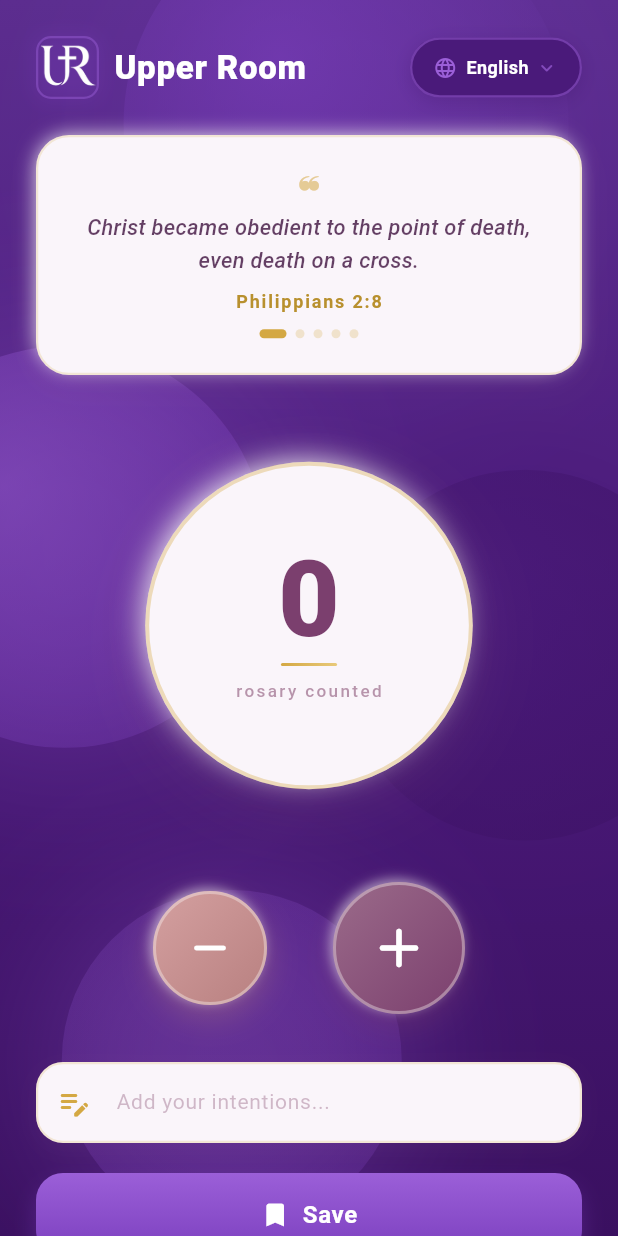
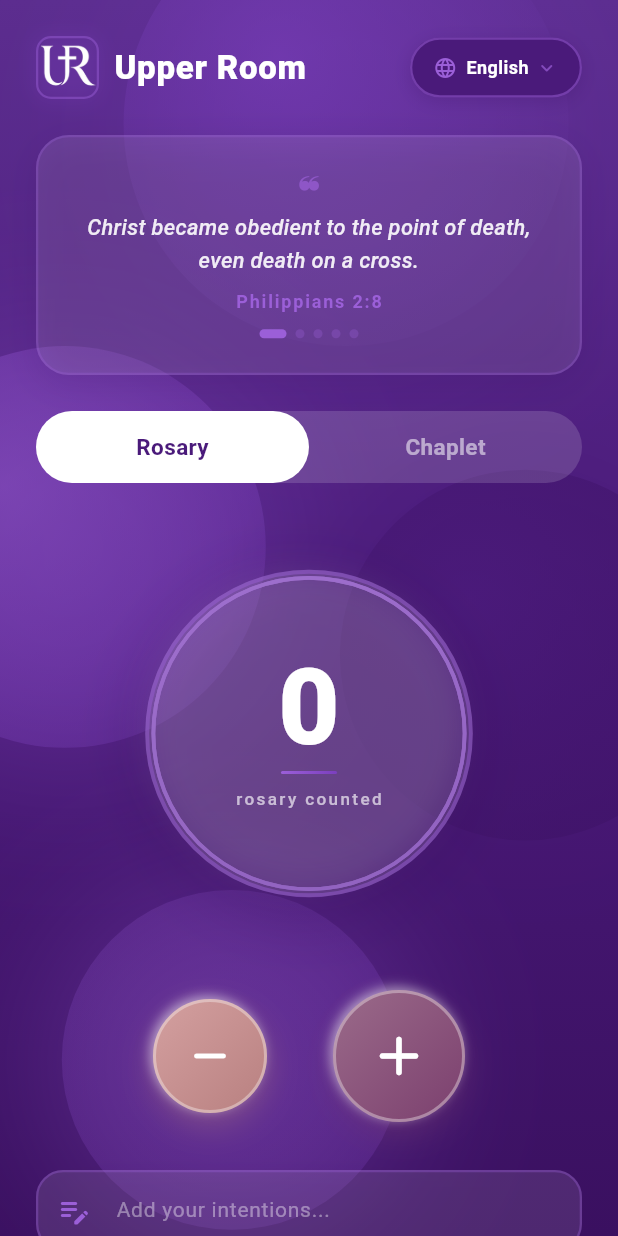
Before and after one commit to AbhijithTJ/conta_beads, a Flutter app: the CountingScreen screen opened directly with empty values, on a phone screen of 412 x 824 dp. Run offline on Flutter 3.47's test engine with Material 3 defaults, Android fonts, the phone set to English and light mode, and no system bars; our stand-ins replace curved_navigation_bar, intl_phone_field, local_auth, shared_preferences; accounts and stored records are empty; Roboto replaces fonts that are missing (Georgia).

Commit message:
change the colors add new divine mercy

```diff
--- a/lib/colors/colors.dart
+++ b/lib/colors/colors.dart
@@ -39,6 +39,13 @@ class AppColors {
   static const Color authPurpleLight = Color(0xFF9B5FD8);
   static const Color authLavender = Color(0xFFD4B8F0);
 
+  // Chaplet screen — Deep Teal palette
+  static const Color chapletBgTop    = Color(0xFF0D3B5E);
+  static const Color chapletBgMid    = Color(0xFF0A2A45);
+  static const Color chapletBgBottom = Color(0xFF061A2E);
+  static const Color chapletAccent   = Color(0xFF4DB8C8);
+  static const Color chapletDark     = Color(0xFF1A7A8A);
+
   // Action Buttons
   static const Color greenButton = Color(0xFF9B6B8A);    // mauve (replaces green)
   static const Color greenDark = Color(0xFF7B3F6E);      // deep plum
--- a/lib/screens/home_page/counting_screen.dart
+++ b/lib/screens/home_page/counting_screen.dart
@@ -19,6 +19,30 @@ class CountingScreen extends StatefulWidget {
 class _CountingScreenState extends State<CountingScreen>
     with TickerProviderStateMixin {
   int _count = 0;
+  int _chapletCount = 0;
+  bool _isRosary = true;
+
+  int get _activeCount => _isRosary ? _count : _chapletCount;
+
+  // Rosary palette
+  static const _rosaryBgTop    = AppColors.authBgTop;
+  static const _rosaryBgMid    = AppColors.authBgMid;
+  static const _rosaryBgBottom = AppColors.authBgBottom;
+  static const _rosaryAccent   = AppColors.authPurpleLight;
+  static const _rosaryDark     = AppColors.authPurple;
+
+  // Chaplet palette — deep teal/indigo
+  static const _chapletBgTop    = AppColors.chapletBgTop;
+  static const _chapletBgMid    = AppColors.chapletBgMid;
+  static const _chapletBgBottom = AppColors.chapletBgBottom;
+  static const _chapletAccent   = AppColors.chapletAccent;
+  static const _chapletDark     = AppColors.chapletDark;
+
+  Color get _bgTop    => _isRosary ? _rosaryBgTop    : _chapletBgTop;
+  Color get _bgMid    => _isRosary ? _rosaryBgMid    : _chapletBgMid;
+  Color get _bgBottom => _isRosary ? _rosaryBgBottom : _chapletBgBottom;
+  Color get _accent   => _isRosary ? _rosaryAccent   : _chapletAccent;
+  Color get _dark     => _isRosary ? _rosaryDark     : _chapletDark;
   final TextEditingController _noteController = TextEditingController();
 
   late AnimationController _pulseController;
@@ -151,11 +175,11 @@ class _CountingScreenState extends State<CountingScreen>
     _ripple1Controller.forward(from: 0);
     Future.delayed(const Duration(milliseconds: 150), () { if (mounted) _ripple2Controller.forward(from: 0); });
     Future.delayed(const Duration(milliseconds: 300), () { if (mounted) _ripple3Controller.forward(from: 0); });
-    setState(() => _count++);
+    setState(() => _isRosary ? _count++ : _chapletCount++);
   }
 
   void _decrement() {
-    if (_count == 0) return;
+    if (_activeCount == 0) return;
     HapticFeedback.lightImpact();
     showDialog(
       context: context,
@@ -184,7 +208,7 @@ class _CountingScreenState extends State<CountingScreen>
             onPressed: () {
               Navigator.pop(ctx);
               _decrementController.forward().then((_) => _decrementController.reverse());
-              setState(() => _count--);
+              setState(() => _isRosary ? _count-- : _chapletCount--);
             },
             child: Text(loc.tr('go_back'), style: const TextStyle(fontSize: 15)),
           ),
@@ -197,8 +221,8 @@ class _CountingScreenState extends State<CountingScreen>
     HapticFeedback.selectionClick();
     final noteText = _noteController.text.trim();
     final msg = noteText.isEmpty
-        ? loc.tr('count_saved', args: {'count': '$_count'})
-        : loc.tr('count_saved_note', args: {'count': '$_count', 'note': noteText});
+        ? loc.tr('count_saved', args: {'count': '$_activeCount'})
+        : loc.tr('count_saved_note', args: {'count': '$_activeCount', 'note': noteText});
 
     ScaffoldMessenger.of(context).showSnackBar(
       SnackBar(
@@ -222,7 +246,7 @@ class _CountingScreenState extends State<CountingScreen>
     Future.delayed(const Duration(milliseconds: 500), () {
       if (mounted) {
         setState(() {
-          _count = 0;
+          if (_isRosary) _count = 0; else _chapletCount = 0;
           _noteController.clear();
         });
       }
@@ -237,25 +261,25 @@ class _CountingScreenState extends State<CountingScreen>
       body: Container(
         width: double.infinity,
         height: double.infinity,
-        decoration: const BoxDecoration(
+        decoration: BoxDecoration(
           gradient: LinearGradient(
             begin: Alignment.topCenter,
             end: Alignment.bottomCenter,
-            colors: [AppColors.authBgTop, AppColors.authBgMid, AppColors.authBgBottom],
-            stops: [0.0, 0.5, 1.0],
+            colors: [_bgTop, _bgMid, _bgBottom],
+            stops: const [0.0, 0.5, 1.0],
           ),
         ),
         child: Stack(
           children: [
             // ── Static orb bubbles ──
             _Orb(left: size.width * 0.2, top: -size.height * 0.08, size: size.width * 0.72,
-              colors: [AppColors.authPurple.withOpacity(0.55), AppColors.authBgTop.withOpacity(0.30)]),
+              colors: [_dark.withOpacity(0.55), _bgTop.withOpacity(0.30)]),
             _Orb(left: -size.width * 0.22, top: size.height * 0.28, size: size.width * 0.65,
-              colors: [AppColors.authPurpleLight.withOpacity(0.45), AppColors.authPurple.withOpacity(0.25)]),
+              colors: [_accent.withOpacity(0.45), _dark.withOpacity(0.25)]),
             _Orb(left: size.width * 0.55, top: size.height * 0.38, size: size.width * 0.60,
-              colors: [AppColors.authBgMid.withOpacity(0.70), AppColors.authBgBottom.withOpacity(0.40)]),
+              colors: [_bgMid.withOpacity(0.70), _bgBottom.withOpacity(0.40)]),
             _Orb(left: size.width * 0.1, top: size.height * 0.72, size: size.width * 0.55,
-              colors: [AppColors.authPurpleLight.withOpacity(0.20), AppColors.authPurple.withOpacity(0.25)]),
+              colors: [_accent.withOpacity(0.20), _dark.withOpacity(0.25)]),
             // ── Content ──
             SafeArea(
               child: SingleChildScrollView(
@@ -267,6 +291,8 @@ class _CountingScreenState extends State<CountingScreen>
                     _buildHeader(),
                     const SizedBox(height: 24),
                     _buildQuoteCard(),
+                    const SizedBox(height: 24),
+                    _buildModeToggle(),
                     const SizedBox(height: 32),
                     _buildCountCard(),
                     const SizedBox(height: 36),
@@ -410,6 +436,48 @@ class _CountingScreenState extends State<CountingScreen>
     );
   }
 
+  Widget _buildModeToggle() {
+    return Container(
+      height: 48,
+      decoration: BoxDecoration(
+        color: Colors.white.withOpacity(0.15),
+        borderRadius: BorderRadius.circular(30),
+      ),
+      child: Row(
+        children: [
+          _toggleTab('Rosary', true),
+          _toggleTab('Chaplet', false),
+        ],
+      ),
+    );
+  }
+
+  Widget _toggleTab(String label, bool isRosary) {
+    final selected = _isRosary == isRosary;
+    return Expanded(
+      child: GestureDetector(
+        onTap: () => setState(() => _isRosary = isRosary),
+        child: AnimatedContainer(
+          duration: const Duration(milliseconds: 250),
+          curve: Curves.easeInOut,
+          decoration: BoxDecoration(
+            color: selected ? Colors.white : Colors.transparent,
+            borderRadius: BorderRadius.circular(30),
+          ),
+          alignment: Alignment.center,
+          child: Text(
+            label,
+            style: TextStyle(
+              fontSize: 15,
+              fontWeight: FontWeight.w700,
+              color: selected ? AppColors.authBgMid : Colors.white.withOpacity(0.55),
+            ),
+          ),
+        ),
+      ),
+    );
+  }
+
   Widget _buildHeader() {
     return Row(
       mainAxisAlignment: MainAxisAlignment.spaceBetween,
@@ -489,12 +557,11 @@ class _CountingScreenState extends State<CountingScreen>
         height: 160,
         padding: const EdgeInsets.symmetric(horizontal: 24, vertical: 16),
         decoration: BoxDecoration(
-          color: AppColors.cardWhite,
+          color: Colors.white.withOpacity(0.10),
           borderRadius: BorderRadius.circular(22),
-          border: Border.all(color: AppColors.goldPrimary.withOpacity(0.2), width: 1.5),
+          border: Border.all(color: _accent.withOpacity(0.30), width: 1.5),
           boxShadow: [
-            BoxShadow(color: AppColors.plumMid.withOpacity(0.1), blurRadius: 20, offset: const Offset(0, 6)),
-            BoxShadow(color: Colors.white.withOpacity(0.8), blurRadius: 10, spreadRadius: -2, offset: const Offset(-2, -2)),
+            BoxShadow(color: _bgBottom.withOpacity(0.20), blurRadius: 20, offset: const Offset(0, 6)),
           ],
         ),
         child: Column(
@@ -503,7 +570,7 @@ class _CountingScreenState extends State<CountingScreen>
             // ornament
             Text(
               '\u275D',
-              style: TextStyle(fontSize: 20, color: AppColors.goldPrimary.withOpacity(0.55), height: 1.0),
+              style: TextStyle(fontSize: 20, color: _accent.withOpacity(0.70), height: 1.0),
             ),
             const SizedBox(height: 6),
             Text(
@@ -514,7 +581,7 @@ class _CountingScreenState extends State<CountingScreen>
               style: TextStyle(
                 fontSize: 14.5,
                 fontWeight: FontWeight.w500,
-                color: AppColors.textPrimary.withOpacity(0.85),
+                color: Colors.white.withOpacity(0.90),
                 fontStyle: FontStyle.italic,
                 height: 1.5,
                 letterSpacing: 0.2,
@@ -523,10 +590,10 @@ class _CountingScreenState extends State<CountingScreen>
             const SizedBox(height: 8),
             Text(
               quote['reference']!,
-              style: const TextStyle(
+              style: TextStyle(
                 fontSize: 12,
                 fontWeight: FontWeight.w700,
-                color: AppColors.goldDark,
+                color: _accent,
                 letterSpacing: 1.2,
               ),
             ),
@@ -543,8 +610,8 @@ class _CountingScreenState extends State<CountingScreen>
                   decoration: BoxDecoration(
                     borderRadius: BorderRadius.circular(3),
                     color: i == _currentQuoteIndex
-                        ? AppColors.goldPrimary
-                        : AppColors.goldPrimary.withOpacity(0.25),
+                        ? _accent
+                        : _accent.withOpacity(0.30),
                   ),
                 );
               }),
@@ -563,11 +630,11 @@ class _CountingScreenState extends State<CountingScreen>
         alignment: Alignment.center,
         children: [
           // ripple ring 1
-          _RippleRing(animation: _ripple1Anim, baseSize: 210),
+          _RippleRing(animation: _ripple1Anim, baseSize: 210, color: _accent),
           // ripple ring 2
-          _RippleRing(animation: _ripple2Anim, baseSize: 210),
+          _RippleRing(animation: _ripple2Anim, baseSize: 210, color: _accent),
           // ripple ring 3
-          _RippleRing(animation: _ripple3Anim, baseSize: 210),
+          _RippleRing(animation: _ripple3Anim, baseSize: 210, color: _accent),
           // main orb
           AnimatedBuilder(
             animation: _pulseAnimation,
@@ -577,22 +644,22 @@ class _CountingScreenState extends State<CountingScreen>
               height: 210,
               decoration: BoxDecoration(
                 shape: BoxShape.circle,
-                color: AppColors.cardWhite,
+                color: Colors.white.withOpacity(0.12),
                 boxShadow: [
-                  BoxShadow(color: AppColors.plumMid.withOpacity(0.18), blurRadius: 36, spreadRadius: 4, offset: const Offset(0, 8)),
-                  BoxShadow(color: Colors.white.withOpacity(0.9), blurRadius: 16, spreadRadius: -4, offset: const Offset(-4, -4)),
+                  BoxShadow(color: _bgBottom.withOpacity(0.35), blurRadius: 36, spreadRadius: 4, offset: const Offset(0, 8)),
+                  BoxShadow(color: Colors.white.withOpacity(0.08), blurRadius: 16, spreadRadius: -4, offset: const Offset(-4, -4)),
                 ],
-                border: Border.all(color: AppColors.goldPrimary.withOpacity(0.35), width: 2.5),
+                border: Border.all(color: _accent.withOpacity(0.45), width: 2.5),
               ),
               child: Column(
                 mainAxisAlignment: MainAxisAlignment.center,
                 children: [
                   Text(
-                    '$_count',
+                    '$_activeCount',
                     style: const TextStyle(
                       fontSize: 68,
                       fontWeight: FontWeight.w900,
-                      color: AppColors.plumDeep,
+                      color: Colors.white,
                       height: 1.0,
                       letterSpacing: -2,
                     ),
@@ -602,17 +669,17 @@ class _CountingScreenState extends State<CountingScreen>
                     width: 36,
                     height: 2,
                     decoration: BoxDecoration(
-                      gradient: const LinearGradient(colors: [AppColors.goldPrimary, AppColors.goldLight]),
+                      gradient: LinearGradient(colors: [_accent, _dark]),
                       borderRadius: BorderRadius.circular(2),
                     ),
                   ),
                   const SizedBox(height: 8),
                   Text(
-                    loc.tr('rosary_counted'),
+                    _isRosary ? loc.tr('rosary_counted') : 'Chaplet Counted',
                     style: TextStyle(
                       fontSize: 11,
                       fontWeight: FontWeight.w500,
-                      color: AppColors.textSecondary.withOpacity(0.7),
+                      color: Colors.white.withOpacity(0.65),
                       letterSpacing: 1.5,
                     ),
                   ),
@@ -661,25 +728,25 @@ class _CountingScreenState extends State<CountingScreen>
   Widget _buildNoteInput() {
     return Container(
       decoration: BoxDecoration(
-        color: AppColors.cardWhite,
+        color: Colors.white.withOpacity(0.10),
         borderRadius: BorderRadius.circular(18),
-        border: Border.all(color: AppColors.goldPrimary.withOpacity(0.2), width: 1.5),
+        border: Border.all(color: _accent.withOpacity(0.35), width: 1.5),
         boxShadow: [
-          BoxShadow(color: AppColors.plumMid.withOpacity(0.08), blurRadius: 12, offset: const Offset(0, 4)),
+          BoxShadow(color: _bgBottom.withOpacity(0.15), blurRadius: 12, offset: const Offset(0, 4)),
         ],
       ),
       child: TextField(
         controller: _noteController,
-        style: const TextStyle(color: AppColors.textPrimary, fontSize: 15, fontWeight: FontWeight.w500),
+        style: const TextStyle(color: Colors.white, fontSize: 15, fontWeight: FontWeight.w500),
         decoration: InputDecoration(
           hintText: loc.tr('add_intentions'),
-          hintStyle: TextStyle(color: AppColors.textSecondary.withOpacity(0.45), fontSize: 14, fontWeight: FontWeight.w400),
-          prefixIcon: const Icon(Icons.edit_note_rounded, color: AppColors.goldPrimary, size: 24),
+          hintStyle: TextStyle(color: Colors.white.withOpacity(0.40), fontSize: 14, fontWeight: FontWeight.w400),
+          prefixIcon: Icon(Icons.edit_note_rounded, color: _accent, size: 24),
           border: InputBorder.none,
           contentPadding: const EdgeInsets.symmetric(horizontal: 16, vertical: 14),
           focusedBorder: OutlineInputBorder(
             borderRadius: BorderRadius.circular(18),
-            borderSide: const BorderSide(color: AppColors.goldPrimary, width: 1.5),
+            borderSide: BorderSide(color: _accent, width: 1.5),
           ),
         ),
       ),
@@ -693,14 +760,14 @@ class _CountingScreenState extends State<CountingScreen>
         height: 56,
         decoration: BoxDecoration(
           gradient: LinearGradient(
-            colors: [AppColors.authPurpleLight, AppColors.authPurple],
+            colors: [_accent, _dark],
             begin: Alignment.topCenter,
             end: Alignment.bottomCenter,
           ),
           borderRadius: BorderRadius.circular(18),
           boxShadow: [
-            BoxShadow(color: AppColors.authBgBottom.withOpacity(0.60), blurRadius: 0, offset: const Offset(0, 5)),
-            BoxShadow(color: AppColors.authPurple.withOpacity(0.35), blurRadius: 12, offset: const Offset(0, 8)),
+            BoxShadow(color: _bgBottom.withOpacity(0.60), blurRadius: 0, offset: const Offset(0, 5)),
+            BoxShadow(color: _dark.withOpacity(0.35), blurRadius: 12, offset: const Offset(0, 8)),
           ],
         ),
         child: Row(
@@ -721,10 +788,11 @@ class _CountingScreenState extends State<CountingScreen>
 
 // ── Ripple ring (water-drop effect) ──────────────────────────────────────────
 class _RippleRing extends StatelessWidget {
-  const _RippleRing({required this.animation, required this.baseSize});
+  const _RippleRing({required this.animation, required this.baseSize, required this.color});
 
   final Animation<double> animation;
   final double baseSize;
+  final Color color;
 
   @override
   Widget build(BuildContext context) {
@@ -741,7 +809,7 @@ class _RippleRing extends StatelessWidget {
             decoration: BoxDecoration(
               shape: BoxShape.circle,
               border: Border.all(
-                color: AppColors.goldPrimary.withOpacity(opacity * 0.7),
+                color: color.withOpacity(opacity * 0.7),
                 width: 2.5 * (1.0 - animation.value * 0.6),
               ),
             ),
```
